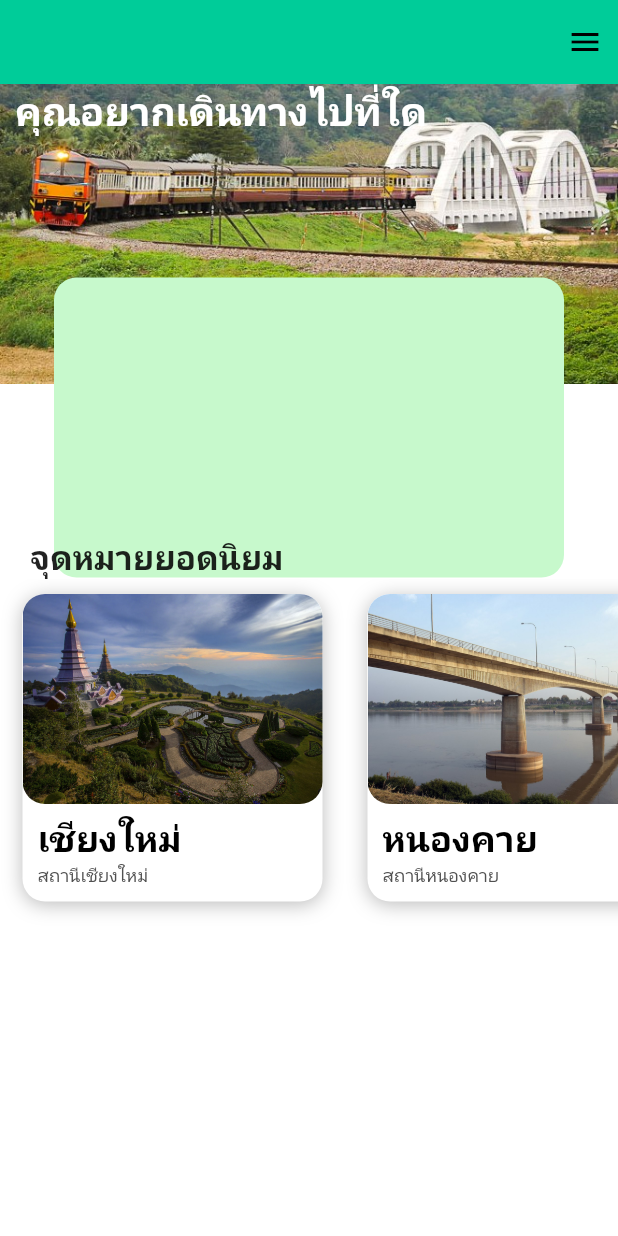
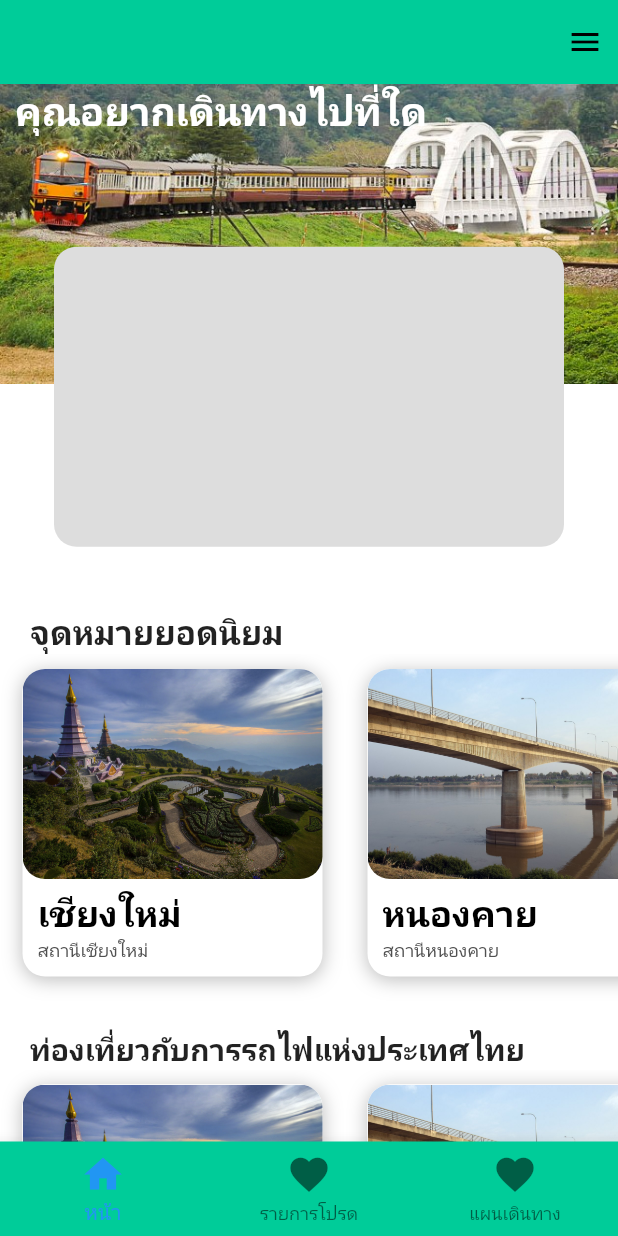
Before and after one commit to PuiFertilizer/train_planner, a Flutter app: the screen it shows after launch, on a phone screen of 412 x 824 dp. Run offline on Flutter 3.47's test engine with Material 2 defaults, Android fonts, the light colour scheme and no system bars.

Commit message:
add navbar & Second carousel

```diff
--- a/lib/screens/home.dart
+++ b/lib/screens/home.dart
@@ -1,10 +1,16 @@
 import 'package:flutter/material.dart';
+
+//import 'package:train_planner/widgets/Tourtrain_Carousel.dart';
 
 import '../widgets/Destination_Carousel.dart';
 
+import '../widgets/Tourtrain_Carousel.dart';
+
+
 
 class HomePage extends StatelessWidget {
-
+  int _selectedIndex = 0;
+  int _currentTab = 0;
 
   @override
   Widget build(BuildContext context) {
@@ -24,8 +30,9 @@ class HomePage extends StatelessWidget {
           )
 
         ]),
-        body: Stack(
-
+        body: Container(
+          child: SingleChildScrollView(
+            child: Stack(
 
           children: [
             Image.asset("assets/images/tachompoo.jpg",
@@ -60,14 +67,14 @@ class HomePage extends StatelessWidget {
             ),
             Positioned.fill(
 
-              bottom: 310,
+              bottom: 480,
               child: Align(
                 alignment: Alignment.center,
               child: Container(
                 width: 340,
                 height: 200,
                 decoration: BoxDecoration(
-                  color: Color.fromRGBO(199, 249, 204, 1),
+                  color: Color.fromARGB(255, 221, 221, 221),
                   borderRadius: BorderRadius.circular(15)
                 ),
 
@@ -92,20 +99,61 @@ class HomePage extends StatelessWidget {
           Column(
 
             children: <Widget>[
-              SizedBox(height: 300.0) ,
+              SizedBox(height: 350.0) ,
+              Destination_Carousel(),
+              SizedBox(height: 10.0) ,
+              Tourtrain_Carousel()
 
 
-
-                    Destination_Carousel(),
 
 
 
             ],
-          )
+          ) ,
+
         ],
+          ),
+        ),
+      ),
+      bottomNavigationBar: BottomNavigationBar(
+        backgroundColor:  Color.fromARGB(255, 0, 204, 153),
+        currentIndex: _currentTab,
+        onTap: (int value) {
+          setState(() {
+            _currentTab = value;
+          });
+        },
+        items: [
+          BottomNavigationBarItem(
+          icon: Icon(
+            Icons.home,
+            size: 30.0,
+          ),label: 'หน้า'
+
+
+        ),
+        BottomNavigationBarItem(
+          icon: Icon(
+            Icons.favorite,
+            size: 30.0,
+          ),label: 'รายการโปรด'
+
+        ),
+
+        BottomNavigationBarItem(
+          icon: Icon(
+            Icons.favorite,
+            size: 30.0,
+          ),label: 'แผนเดินทาง'
+
+        ),
+      ]
       ),
     );
 
   }
 
 }
+
+void setState(Null Function() param0) {
+}
--- /dev/null
+++ b/lib/screens/plan.dart
@@ -0,0 +1,19 @@
+
+
+import 'package:flutter/material.dart';
+import 'package:train_planner/models/destination_model.dart';
+
+
+class PlanScreen extends StatefulWidget{
+
+
+  @override
+  _PlanScreenState createState() => _PlanScreenState();
+}
+
+class _PlanScreenState extends State<PlanScreen>{
+  @override
+  Widget build(BuildContext context){
+    return Scaffold();
+  }
+}
--- a/lib/widgets/Tourtrain_Carousel.dart
+++ b/lib/widgets/Tourtrain_Carousel.dart
@@ -0,0 +1,131 @@
+
+import 'package:flutter/material.dart';
+
+import '../models/destination_model.dart';
+
+
+class Tourtrain_Carousel extends StatelessWidget {
+
+
+  @override
+  Widget build(BuildContext context) {
+    return Column(
+      children: <Widget>[
+        Padding(
+          padding: EdgeInsets.symmetric(horizontal: 20.0),
+          child: Row(
+            mainAxisAlignment: MainAxisAlignment.spaceBetween,
+            children: <Widget>[
+              Text(
+                'ท่องเที่ยวกับการรถไฟแห่งประเทศไทย',
+                style: TextStyle(
+                  fontSize: 20.0,
+                  fontWeight: FontWeight.bold,
+
+                ),
+              ),
+            ]),
+
+        ),
+        Container(
+          //color: Colors.blue,
+          height: 240.0,
+        child: ListView.builder(
+          scrollDirection: Axis.horizontal,
+          itemCount: destinations.length,
+          itemBuilder: (BuildContext context, int index) {
+            Destination destination = destinations[index];
+          return Container(
+            margin: EdgeInsets.all(10.0),
+            width: 210.0,
+            child: Stack(
+              alignment: Alignment.topCenter,
+              children: <Widget>[
+                Positioned(
+                  bottom: 15.0,
+                child: Container(
+                  height: 205.0,
+                  width: 200.0,
+                  decoration: BoxDecoration( //ทำเงาดำ
+                    color: Colors.white,
+                    borderRadius: BorderRadius.circular(15.0),
+                    boxShadow: [
+                    BoxShadow(
+                      color: Colors.black26,
+                      offset: Offset(0.0, 2.0),
+                      blurRadius: 10.0,
+                      ),
+                    ]
+                  ),
+
+                  //Padding
+                  child: Padding(
+                    padding: EdgeInsets.all(10.0),
+                  child: Column(
+                    mainAxisAlignment: MainAxisAlignment.end,
+                    crossAxisAlignment: CrossAxisAlignment.start,
+                    children: <Widget>[
+                      Text(destination.city,
+                             style: TextStyle(
+                              color: Colors.black,
+                              fontSize: 24.0,
+                              fontWeight: FontWeight.w600,
+                              letterSpacing: 0,
+                              )),
+                      Text(destination.description,
+                      style: TextStyle(
+                        color: Color.fromARGB(255, 80, 80, 80),
+                        fontSize: 12.0,
+                      ),),
+                    ],
+                  ),
+                )
+
+                ),
+            ),
+
+                Container(decoration: BoxDecoration(
+                  color: Colors.white,
+                  borderRadius: BorderRadius.circular(15.0),
+                  ),
+                    child: Stack(
+                      children: <Widget>[
+                        ClipRRect(
+                          borderRadius: BorderRadius.circular(15.0),
+                          child: Image(
+                            height: 140.0,
+                            width: 200.0, //200
+                            image: AssetImage(destination.imageUrl),
+                            fit: BoxFit.cover,
+                          ),
+                        ),
+                        Positioned(
+                          left: 10.0,
+                          bottom: 10.0,
+                          child: Column( //wra[]
+                            crossAxisAlignment: CrossAxisAlignment.start,
+                            children: <Widget>[
+
+                          Row(
+                            children: <Widget>[
+                            SizedBox(width: 4.0,),
+
+                            ],
+                            ),
+                          ],),
+                        )
+                      ],
+                    ),
+                )
+
+              ],
+            ),
+          );
+            },
+          ),
+
+        )
+      ]
+    );
+  }
+}
```
